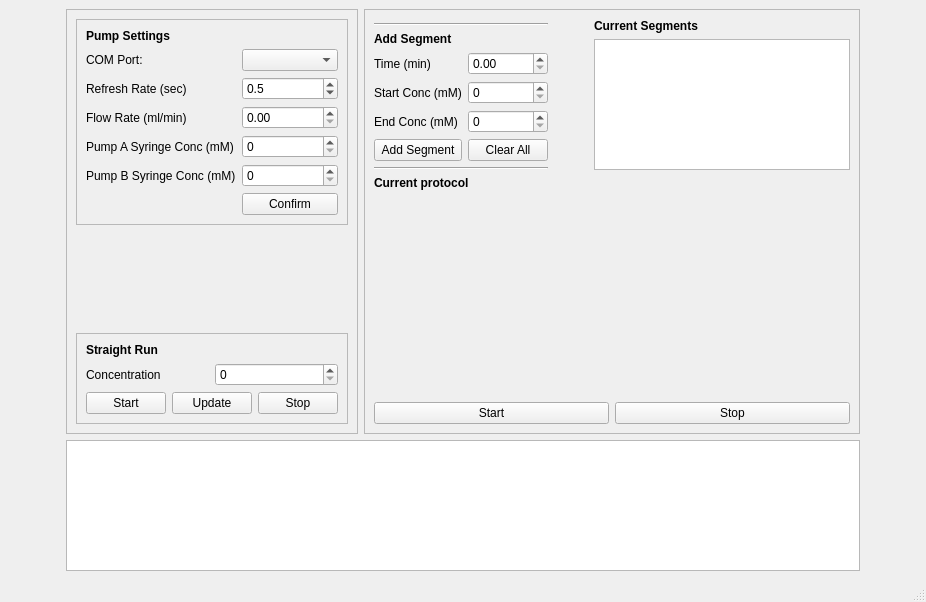
Above: src/pumpcontroller/ui/form.ui from beowulfey/PumpController before the change. Below: the same form after it.
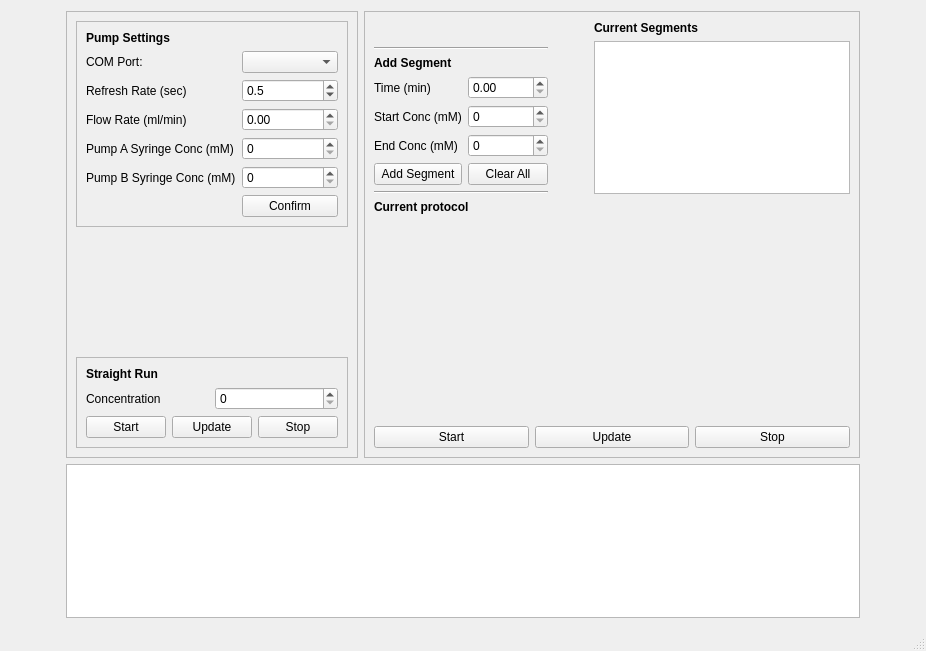
That is the form after the change. Custom widgets are drawn as their Qt base class.

Commit message: fix for flow rate change needing port change, maybe

The edit to the form file:
```diff
--- a/src/pumpcontroller/ui/form.ui
+++ b/src/pumpcontroller/ui/form.ui
@@ -7,7 +7,7 @@
     <x>0</x>
     <y>0</y>
     <width>926</width>
-    <height>602</height>
+    <height>651</height>
    </rect>
   </property>
   <property name="windowTitle">
@@ -496,6 +496,13 @@
            </property>
           </widget>
          </item>
+         <item>
+          <widget class="QPushButton" name="but_update_protocol">
+           <property name="text">
+            <string>Update</string>
+           </property>
+          </widget>
+         </item>
          <item>
           <widget class="QPushButton" name="but_stop_protocol">
            <property name="text">
```
Left out of the diff: 2 changed lines with no effect on the pictures. The commit also changes 1 other file.
